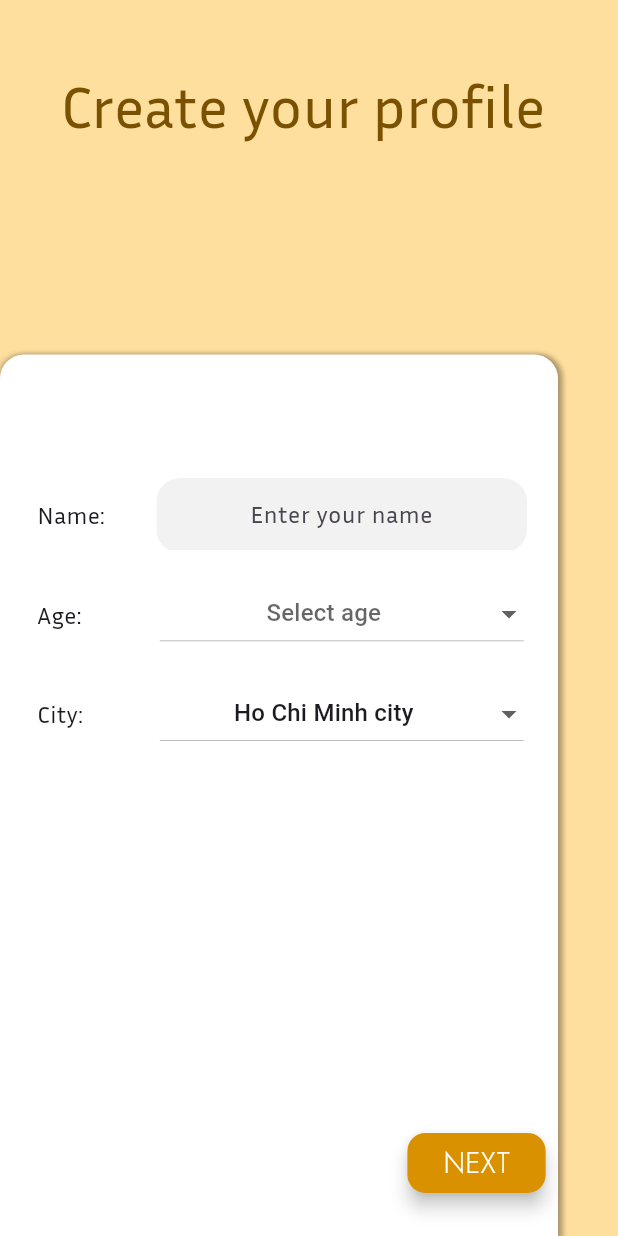
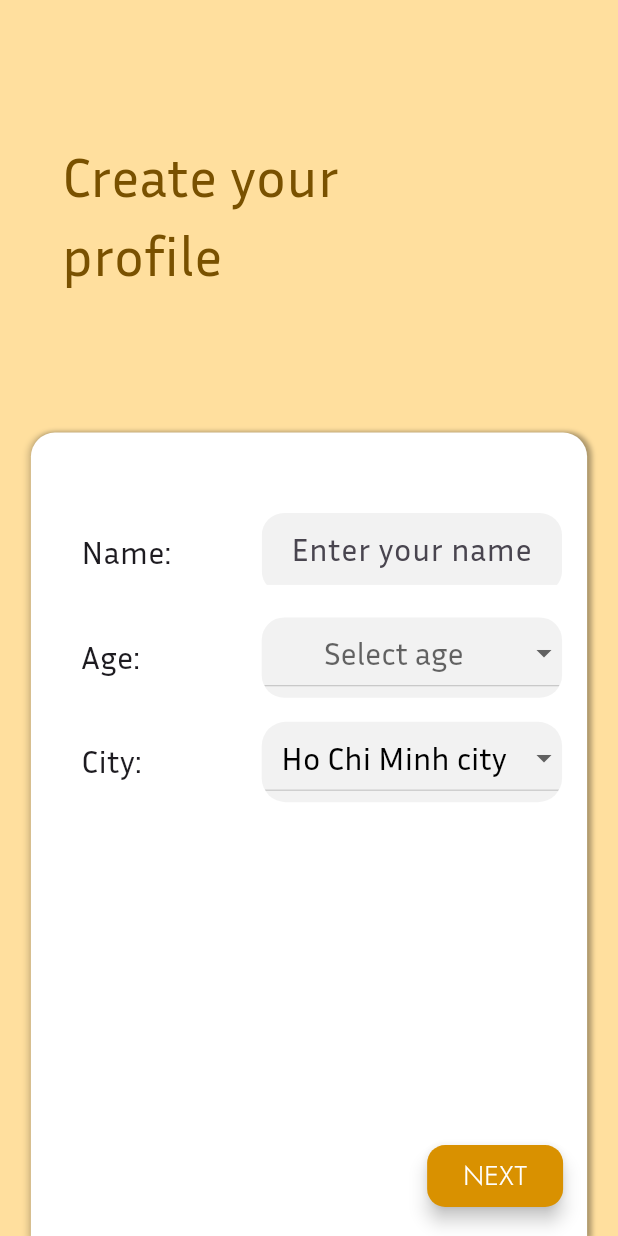
Before and after one commit to Wanderer2414/VietnamBeyondTheHorizon, a Flutter app: the screen it shows after launch, on a phone screen of 412 x 824 dp. Run offline on Flutter 3.47's test engine with Material 3 defaults, Android fonts, the phone set to English and light mode, and no system bars.

Commit message:
feat: adapt to mobile UI, split UI group

```diff
--- a/lib/presentation/screens/information_register_screen.dart
+++ b/lib/presentation/screens/information_register_screen.dart
@@ -16,36 +16,83 @@ class InformationRegisterScreen extends StatefulWidget {
 }
 
 class InfomationRegisterScreenState extends State<InformationRegisterScreen> {
-  int? _selectedAge;
-  String? _selectedCity, _inputName;
   @override
   Widget build(BuildContext context) {
     final Size screenSize = MediaQuery.of(context).size;
     return Scaffold(
       backgroundColor: Color.fromARGB(0xFF, 0xFF, 0xDF, 0x9E),
-      body: Column(
+      body: SingleChildScrollView(
+        scrollDirection: Axis.vertical,
+        child: Column(
+          mainAxisAlignment: MainAxisAlignment.start,
+          crossAxisAlignment: CrossAxisAlignment.start,
           children: [
-          //Title
             Padding(
               padding: EdgeInsetsGeometry.only(
-              top: screenSize.height * 0.05,
-              left: screenSize.width / 103 * 8,
+                left: screenSize.width * 0.1,
+                top: screenSize.height * 0.1,
               ),
+              child: Title(
+                size: Size(screenSize.width, screenSize.height * 0.15),
+              ),
+            ),
+            SizedBox(height: screenSize.height * 0.1),
+            Center(
+              child: InputPanel(
+                size: Size(screenSize.width * 0.9, screenSize.height * 0.65),
+              ),
+            ),
+          ],
+        ),
+      ),
+      floatingActionButtonLocation: FloatingActionButtonLocation.endFloat,
+      floatingActionButton: Padding(
+        padding: EdgeInsetsGeometry.only(right: screenSize.width * 0.05),
+        child: NextButton(
+          size: Size(screenSize.width * 0.22, screenSize.height * 0.05),
+        ),
+      ),
+    );
+  }
+}
+
+class Title extends StatelessWidget {
+  final Size size;
+  const Title({super.key, required this.size});
+
+  @override
+  Widget build(BuildContext context) {
+    return Container(
+      decoration: BoxDecoration(shape: BoxShape.rectangle),
+      clipBehavior: Clip.hardEdge,
+      width: size.width,
+      height: size.height,
+      child: FittedBox(
+        alignment: Alignment.centerLeft,
+        fit: BoxFit.scaleDown,
         child: Text(
-              "Create your profile",
+          "Create your\nprofile",
           style: TextStyle(
             color: Color.fromARGB(0xFF, 0x79, 0x51, 00),
             fontFamily: "InriaSans",
             fontWeight: FontWeight.w500,
-                fontSize: 40,
+            fontSize: size.height * 0.3,
           ),
         ),
       ),
-          Spacer(),
-          //Input box
-          Container(
-            width: screenSize.width / 412 * 372,
-            height: screenSize.height / 917.0 * 654,
+    );
+  }
+}
+
+class InputPanel extends StatelessWidget {
+  final Size size;
+  const InputPanel({super.key, required this.size});
+
+  @override
+  Widget build(BuildContext context) {
+    return Container(
+      width: size.width,
+      height: size.height,
       decoration: BoxDecoration(
         color: Colors.white,
         borderRadius: BorderRadius.only(
@@ -70,31 +117,53 @@ class InfomationRegisterScreenState extends State<InformationRegisterScreen> {
       ),
       child: Column(
         children: [
-                SizedBox(height: screenSize.height * 0.1),
-                //First input row
-                Row(
-                  mainAxisAlignment: MainAxisAlignment.center,
+          SizedBox(height: size.height * 0.1),
+          InputNameBox(size: Size(size.width * 0.9, size.height * 0.1)),
+          SizedBox(height: size.height * 0.03),
+          InputAgeBox(size: Size(size.width * 0.9, size.height * 0.1)),
+          SizedBox(height: size.height * 0.03),
+          InputCity(size: Size(size.width * 0.9, size.height * 0.1)),
+        ],
+      ),
+    );
+  }
+}
+
+class InputNameBox extends StatefulWidget {
+  final Size size;
+
+  const InputNameBox({super.key, required this.size});
+
+  @override
+  State<InputNameBox> createState() => _InputNameBoxState();
+}
+
+class _InputNameBoxState extends State<InputNameBox> {
+  String? name;
+
+  @override
+  Widget build(BuildContext context) {
+    return Row(
+      mainAxisAlignment: MainAxisAlignment.start,
+      crossAxisAlignment: CrossAxisAlignment.center,
       children: [
         Padding(
-                      padding: EdgeInsetsGeometry.only(
-                        left: screenSize.width * 0.06,
-                      ),
+          padding: EdgeInsetsGeometry.only(left: widget.size.width * 0.1),
           child: Text(
             "Name:",
-                        style: TextStyle(fontFamily: "InriaSans", fontSize: 16),
+            style: TextStyle(
+              fontFamily: "InriaSans",
+              fontSize: widget.size.height * 0.4,
+            ),
           ),
         ),
         Spacer(),
         Container(
-                      width: screenSize.width * 0.7,
-                      padding: EdgeInsets.only(right: screenSize.width * 0.05),
-                      alignment: Alignment.topRight,
-                      child: Container(
-                        width: screenSize.width * 0.6,
-                        height: 50,
+          width: widget.size.width * 0.6,
+          height: widget.size.height,
           decoration: BoxDecoration(
             shape: BoxShape.rectangle,
-                          borderRadius: BorderRadius.circular(16),
+            borderRadius: BorderRadius.circular(15),
           ),
           clipBehavior: Clip.antiAlias,
           child: TextField(
@@ -102,7 +171,7 @@ class InfomationRegisterScreenState extends State<InformationRegisterScreen> {
             style: TextStyle(
               fontFamily: "InriaSans",
               color: Colors.black,
-                            fontSize: 16,
+              fontSize: widget.size.height * 0.4,
             ),
             decoration: InputDecoration(
               border: InputBorder.none,
@@ -111,57 +180,68 @@ class InfomationRegisterScreenState extends State<InformationRegisterScreen> {
               hintText: "Enter your name",
             ),
             inputFormatters: [
-                            FilteringTextInputFormatter.allow(
-                              RegExp("[a-zA-Z0-9 ]"),
-                            ),
+              FilteringTextInputFormatter.allow(RegExp("[a-zA-Z0-9 ]")),
             ],
             textAlign: TextAlign.center,
             onChanged: (value) => setState(() {
-                            _inputName = value;
+              name = value;
             }),
           ),
         ),
-                    ),
+        SizedBox(width: widget.size.width * 0.05),
       ],
-                ),
-                SizedBox(height: screenSize.height * 0.02),
-                //Second input row
-                Row(
-                  mainAxisAlignment: MainAxisAlignment.center,
+    );
+  }
+}
+
+class InputAgeBox extends StatefulWidget {
+  final Size size;
+  const InputAgeBox({super.key, required this.size});
+
+  @override
+  State<InputAgeBox> createState() => _InputAgeBoxState();
+}
+
+class _InputAgeBoxState extends State<InputAgeBox> {
+  int? _selectedAge;
+  @override
+  Widget build(BuildContext context) {
+    return Row(
+      mainAxisAlignment: MainAxisAlignment.start,
       children: [
         Padding(
-                      padding: EdgeInsetsGeometry.only(
-                        left: screenSize.width * 0.06,
-                      ),
+          padding: EdgeInsetsGeometry.only(left: widget.size.width * 0.1),
           child: Text(
             "Age:",
-                        style: TextStyle(fontFamily: "InriaSans", fontSize: 16),
+            style: TextStyle(
+              fontFamily: "InriaSans",
+              fontSize: widget.size.height * 0.4,
+            ),
           ),
         ),
         Spacer(),
         Container(
-                      width: screenSize.width * 0.7,
-                      padding: EdgeInsets.only(right: screenSize.width * 0.05),
-                      alignment: Alignment.centerRight,
-                      child: Container(
-                        width: screenSize.width * 0.6,
-                        height: 50,
+          width: widget.size.width * 0.6,
+          height: widget.size.height,
           decoration: BoxDecoration(
             shape: BoxShape.rectangle,
-                          borderRadius: BorderRadius.circular(16),
+            borderRadius: BorderRadius.circular(15),
+            color: Color.fromARGB(255, 0xF2, 0xF2, 0xF2),
           ),
           clipBehavior: Clip.antiAlias,
           child: DropdownButton<int>(
             value: _selectedAge,
             alignment: Alignment.centerRight,
-                          hint: Align(
-                            alignment: Alignment.center,
-                            child: Text("Select age"),
+            menuMaxHeight: widget.size.height * 10,
+            style: TextStyle(
+              fontFamily: "InriaSans",
+              fontSize: widget.size.height * 0.4,
+              overflow: TextOverflow.clip,
+              color: Colors.black,
             ),
+            hint: Align(alignment: Alignment.center, child: Text("Select age")),
             isExpanded: true,
-                          items: List.generate(81, (index) => index + 81).map((
-                            int age,
-                          ) {
+            items: List.generate(81, (index) => index + 10).map((int age) {
               return DropdownMenuItem<int>(
                 value: age,
                 child: Align(
@@ -171,39 +251,49 @@ class InfomationRegisterScreenState extends State<InformationRegisterScreen> {
               );
             }).toList(),
             onChanged: (value) {
-                            setState(() {
               _selectedAge = value;
-                            });
             },
           ),
         ),
-                    ),
+        SizedBox(width: widget.size.width * 0.05),
       ],
-                ),
-                SizedBox(height: screenSize.height * 0.02),
-                //Third input row
-                Row(
-                  mainAxisAlignment: MainAxisAlignment.center,
+    );
+  }
+}
+
+class InputCity extends StatefulWidget {
+  final Size size;
+  const InputCity({super.key, required this.size});
+
+  @override
+  State<InputCity> createState() => _InputCityState();
+}
+
+class _InputCityState extends State<InputCity> {
+  String? _selectedCity;
+  @override
+  Widget build(BuildContext context) {
+    return Row(
+      mainAxisAlignment: MainAxisAlignment.start,
+      crossAxisAlignment: CrossAxisAlignment.center,
       children: [
         Padding(
-                      padding: EdgeInsetsGeometry.only(
-                        left: screenSize.width * 0.06,
-                      ),
+          padding: EdgeInsetsGeometry.only(left: widget.size.width * 0.1),
           child: Text(
             "City:",
-                        style: TextStyle(fontFamily: "InriaSans", fontSize: 16),
+            style: TextStyle(
+              fontFamily: "InriaSans",
+              fontSize: widget.size.height * 0.4,
+            ),
           ),
         ),
         Spacer(),
         Container(
-                      width: screenSize.width * 0.7,
-                      padding: EdgeInsets.only(right: screenSize.width * 0.05),
-                      alignment: Alignment.centerRight,
-                      child: Container(
-                        width: screenSize.width * 0.6,
-                        height: 50,
+          width: widget.size.width * 0.6,
+          height: widget.size.height,
           decoration: BoxDecoration(
             shape: BoxShape.rectangle,
+            color: Color.fromARGB(255, 0xF2, 0xF2, 0xF2),
             borderRadius: BorderRadius.circular(16),
           ),
           clipBehavior: Clip.antiAlias,
@@ -213,6 +303,12 @@ class InfomationRegisterScreenState extends State<InformationRegisterScreen> {
             hint: Align(
               alignment: Alignment.center,
               child: Text("Your interest city"),
+            ),
+            style: TextStyle(
+              fontFamily: "InriaSans",
+              fontSize: widget.size.height * 0.4,
+              color: Colors.black,
+              overflow: TextOverflow.clip,
             ),
             isExpanded: true,
             items: [
@@ -230,27 +326,33 @@ class InfomationRegisterScreenState extends State<InformationRegisterScreen> {
             },
           ),
         ),
-                    ),
+        SizedBox(width: widget.size.width * 0.05),
       ],
-                ),
-                Spacer(),
-                Row(
-                  children: [
-                    Spacer(),
-                    Padding(
-                      padding: EdgeInsetsGeometry.only(
-                        right: screenSize.width * 0.02,
-                        bottom: screenSize.height * 0.03,
-                      ),
-                      child: ElevatedButton(
+    );
+  }
+}
+
+class NextButton extends StatefulWidget {
+  final Size size;
+  const NextButton({super.key, required this.size});
+
+  @override
+  State<NextButton> createState() => _NextButtonState();
+}
+
+class _NextButtonState extends State<NextButton> {
+  @override
+  Widget build(BuildContext context) {
+    return ElevatedButton(
       onPressed: () {},
       style: ElevatedButton.styleFrom(
         backgroundColor: Color.fromARGB(0xFF, 0xD9, 0x91, 0),
-                          shape: RoundedRectangleBorder(
-                            borderRadius: BorderRadius.circular(12),
+        shape: RoundedRectangleBorder(borderRadius: BorderRadius.circular(12)),
+        elevation: 5,
+        fixedSize: widget.size,
       ),
-                          elevation: 5,
-                        ),
+      child: FittedBox(
+        fit: BoxFit.scaleDown,
         child: Text(
           "NEXT",
           style: TextStyle(
@@ -262,14 +364,6 @@ class InfomationRegisterScreenState extends State<InformationRegisterScreen> {
           softWrap: false,
         ),
       ),
-                    ),
-                  ],
-                ),
-              ],
-            ),
-          ),
-        ],
-      ),
     );
   }
 }
```
Also changed, not shown: pubspec.lock (deleted), 1 other file. Lines whose indentation alone changed are shown as unchanged.
